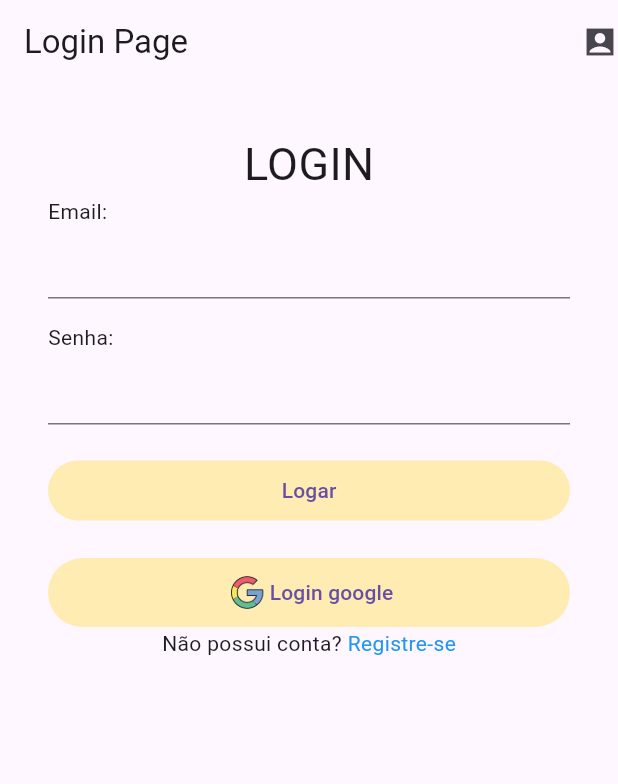
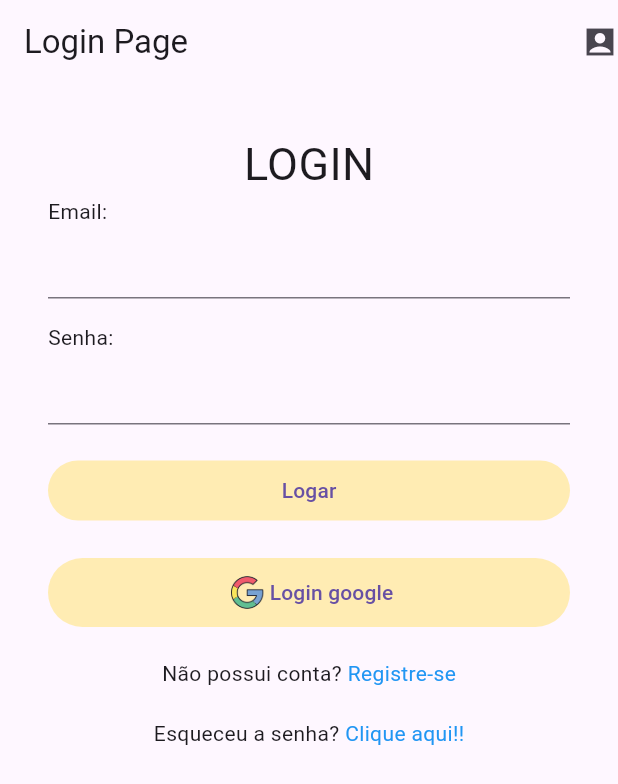
Before and after one commit to MauricioSts/APP-firebase, a Flutter app: the screen it shows after launch, on a phone screen of 412 x 824 dp. Shown: the top 784 px of the screen. Run offline on Flutter 3.47's test engine with Material 3 defaults, Android fonts, the phone set to English and light mode, and no system bars; our stand-ins replace firebase_auth, firebase_core, google_sign_in, page_transition; accounts and stored records are empty.

Commit message:
feature de restaurar a senha

```diff
--- a/lib/Home.dart
+++ b/lib/Home.dart
@@ -1,6 +1,8 @@
 import 'package:flutter/material.dart';
+import 'package:flutter_course_app/ForgetPasswordScreen.dart';
 import 'package:flutter_course_app/SignUp.dart';
 import 'package:flutter_course_app/services/AuthServices/auth_services.dart';
+import 'package:page_transition/page_transition.dart';
 
 class Home extends StatefulWidget {
   const Home({super.key});
@@ -71,19 +73,10 @@ class _HomeState extends State<Home> {
 
                   SizedBox(
                     width: double.infinity,
-                    child:
-                        loader
-                            ? Center(
-                              child: CircularProgressIndicator(
-                                color: Colors.orange,
-                              ),
-                            )
-                            : TextButton(
+
+                    child: TextButton(
                       onPressed: () async {
-                                setState(() {
-                                  loader = true;
-                                });
-                                AuthServices.handleGoogleSignIn(context);
+                        AuthServices.signInWithGoogle();
                       },
                       style: TextButton.styleFrom(
                         backgroundColor: Colors.amber.shade100,
@@ -103,6 +96,7 @@ class _HomeState extends State<Home> {
                   ),
                 ],
               ),
+              SizedBox(height: 20),
               Row(
                 mainAxisAlignment: MainAxisAlignment.center,
                 children: [
@@ -122,6 +116,31 @@ class _HomeState extends State<Home> {
                   ),
                 ],
               ),
+              SizedBox(height: 20),
+              SizedBox(
+                child: Row(
+                  mainAxisAlignment: MainAxisAlignment.center,
+                  children: [
+                    Text("Esqueceu a senha?"),
+                    GestureDetector(
+                      onTap:
+                          () => {
+                            Navigator.push(
+                              context,
+                              PageTransition(
+                                child: Forgetpasswordscreen(),
+                                type: PageTransitionType.fade,
+                              ),
+                            ),
+                          },
+                      child: Text(
+                        " Clique aqui!!",
+                        style: TextStyle(color: Colors.blue),
+                      ),
+                    ),
+                  ],
+                ),
+              ),
             ],
           ),
         ),
--- a/pubspec.yaml
+++ b/pubspec.yaml
@@ -37,6 +37,7 @@ dependencies:
   firebase_core: ^3.13.0
   firebase_auth: ^5.5.2
   google_sign_in: ^6.3.0
+  page_transition: ^2.2.1
 
 dev_dependencies:
   flutter_test:
```
Also changed, not shown: lib/ForgetPasswordScreen.dart (added, +67 -0 lines), lib/services/AuthServices/auth_services.dart (+68 -31 lines), pubspec.lock. Lines whose indentation alone changed are shown as unchanged.
